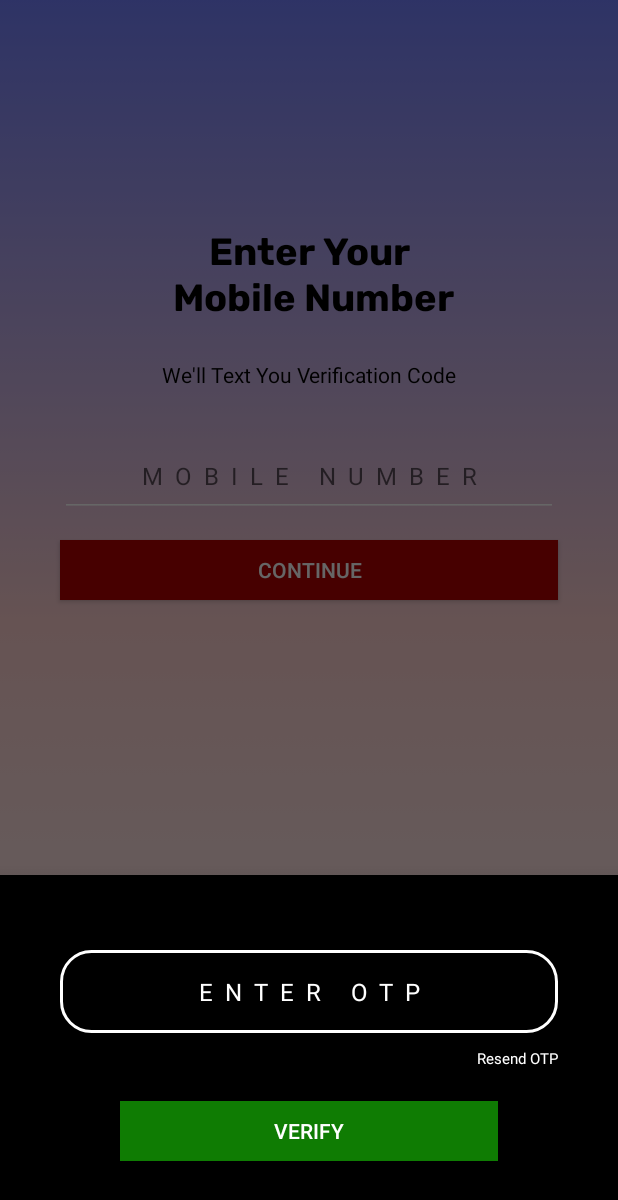
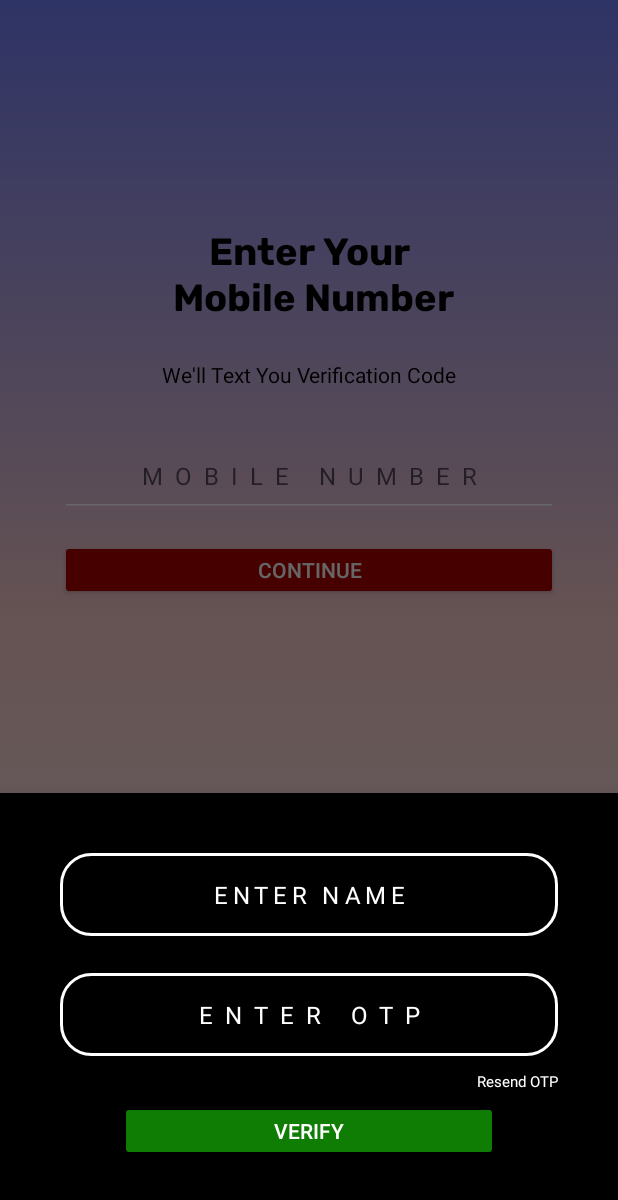
Before and after one commit to Priyanshu-2001/Mr_Guard, an Android app: the OtpFragment screen opened through its navigation route, after a tap on "CONTINUE", on a phone screen of 412 x 824 dp. Shown: the top 1200 px of the screen. Run offline under Robolectric (Android 15) with nearby library versions, the phone set to English and light mode, and no system bars; our stand-ins replace data binding.

Commit message:
added bottomsheet

```diff
--- a/app/src/main/java/com/geek/mrguard/login_signUp/OtpVerificationBS.kt
+++ b/app/src/main/java/com/geek/mrguard/login_signUp/OtpVerificationBS.kt
@@ -5,6 +5,7 @@ import com.google.android.material.bottomsheet.BottomSheetDialogFragment
 import android.view.LayoutInflater
 import android.view.View
 import android.view.ViewGroup
+import com.geek.mrguard.R
 import com.geek.mrguard.databinding.FragmentOtpVerificationBSListDialogBinding
 
 
@@ -13,6 +14,11 @@ class OtpVerificationBS : BottomSheetDialogFragment() {
     private var _binding: FragmentOtpVerificationBSListDialogBinding? = null
 
     private val binding get() = _binding!!
+
+    override fun onCreate(savedInstanceState: Bundle?) {
+        super.onCreate(savedInstanceState)
+        setStyle(STYLE_NORMAL, R.style.DialogStyle)
+    }
 
     override fun onCreateView(
         inflater: LayoutInflater, container: ViewGroup?,
@@ -23,8 +29,12 @@ class OtpVerificationBS : BottomSheetDialogFragment() {
 
     }
 
-    companion object {
-        fun newInstance(itemCount: Int): OtpVerificationBS =OtpVerificationBS()
+    override fun onActivityCreated(savedInstanceState: Bundle?) {
+        super.onActivityCreated(savedInstanceState)
+        val touchOutsideView = dialog!!.window
+            ?.decorView
+            ?.findViewById<View>(R.id.touch_outside)
+        touchOutsideView?.setOnClickListener(null)
     }
 
     override fun onDestroyView() {
--- a/app/src/main/res/layout/fragment_otp_fragment.xml
+++ b/app/src/main/res/layout/fragment_otp_fragment.xml
@@ -69,7 +69,7 @@
                 android:layout_height="40dp"
                 android:layout_marginHorizontal="40dp"
                 android:layout_marginTop="15dp"
-                android:background="#B10000"
+                android:backgroundTint="#B10000"
                 android:textColor="@color/white"
                 android:text="CONTINUE"
                 app:layout_constraintEnd_toEndOf="parent"
--- a/app/src/main/res/layout/fragment_otp_verification_b_s_list_dialog.xml
+++ b/app/src/main/res/layout/fragment_otp_verification_b_s_list_dialog.xml
@@ -5,14 +5,31 @@
     android:background="@color/black">
 
     <EditText
+        android:id="@+id/UserName"
+        android:layout_width="match_parent"
+        android:layout_height="55dp"
+        android:layout_alignParentTop="true"
+        android:layout_marginHorizontal="40dp"
+        android:layout_marginTop="40dp"
+        android:background="@drawable/stroke_btn"
+        android:hint="ENTER NAME"
+        android:inputType="textPersonName"
+        android:letterSpacing="0.2"
+        android:paddingHorizontal="20dp"
+        android:paddingVertical="10dp"
+        android:textAlignment="center"
+        android:textColor="@color/white"
+        android:textColorHint="@color/white"
+        android:textSize="16sp" />
+
+    <EditText
         android:id="@+id/OTP"
         android:layout_width="match_parent"
         android:layout_height="55dp"
         android:layout_marginHorizontal="40dp"
-        android:layout_marginTop="50dp"
+        android:layout_marginTop="120dp"
         android:background="@drawable/stroke_btn"
         android:digits="0123456789+"
-        android:gravity="center"
         android:hint="ENTER OTP"
         android:inputType="phone"
         android:letterSpacing="0.5"
@@ -41,9 +58,9 @@
         android:layout_height="40dp"
         android:layout_below="@id/OTP"
         android:layout_marginHorizontal="80dp"
-        android:layout_marginTop="45dp"
+        android:layout_marginTop="30dp"
         android:layout_marginBottom="50dp"
-        android:background="@color/green"
+        android:backgroundTint="@color/green"
         android:text="VERIFY"
         android:textColor="@color/white" />
 
--- a/app/src/main/res/values-night/themes.xml
+++ b/app/src/main/res/values-night/themes.xml
@@ -16,4 +16,10 @@
         <item name="android:editTextColor">@color/black</item>
         <item name="android:textColorHint">@color/black</item>
     </style>
+
+    <style name="DialogStyle" parent="Theme.Design.BottomSheetDialog">
+        <item name="android:windowIsFloating">false</item>
+        <item name="android:statusBarColor">@color/black</item>
+        <item name="android:windowSoftInputMode">adjustResize</item>
+    </style>
 </resources>
--- a/app/src/main/res/values/themes.xml
+++ b/app/src/main/res/values/themes.xml
@@ -15,4 +15,10 @@
         <item name="android:textColor">@color/black</item>
         <item name="hintTextColor">@color/black</item>
     </style>
+
+    <style name="DialogStyle" parent="Theme.Design.BottomSheetDialog">
+        <item name="android:windowIsFloating">false</item>
+        <item name="android:statusBarColor">@color/black</item>
+        <item name="android:windowSoftInputMode">adjustResize</item>
+    </style>
 </resources>
```
